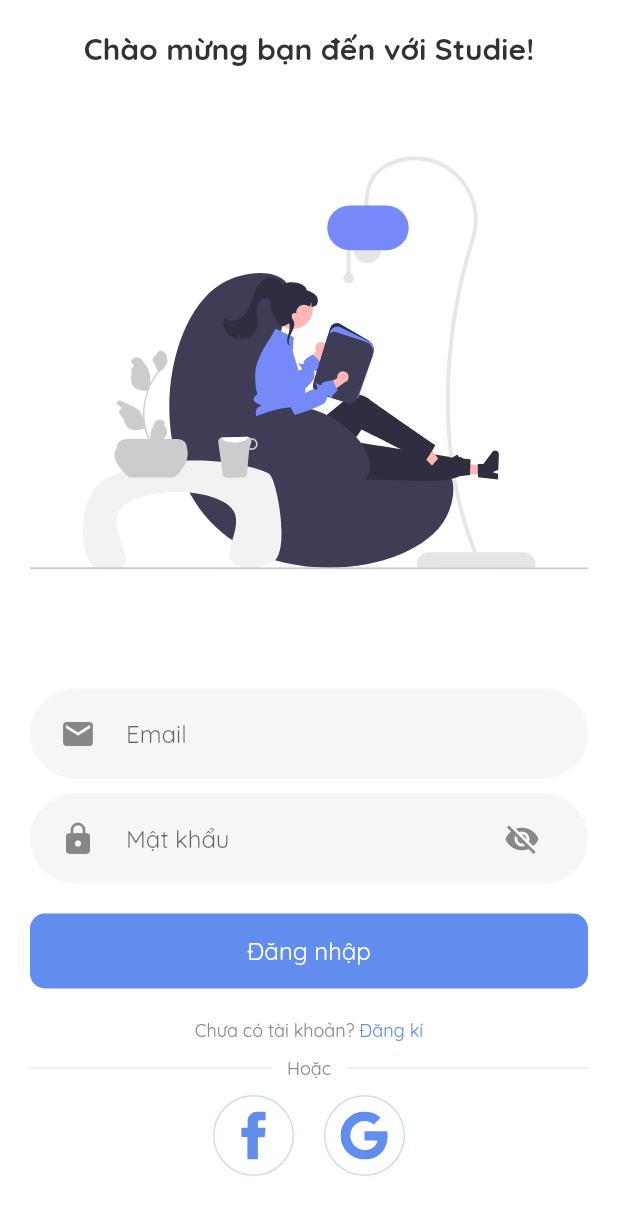
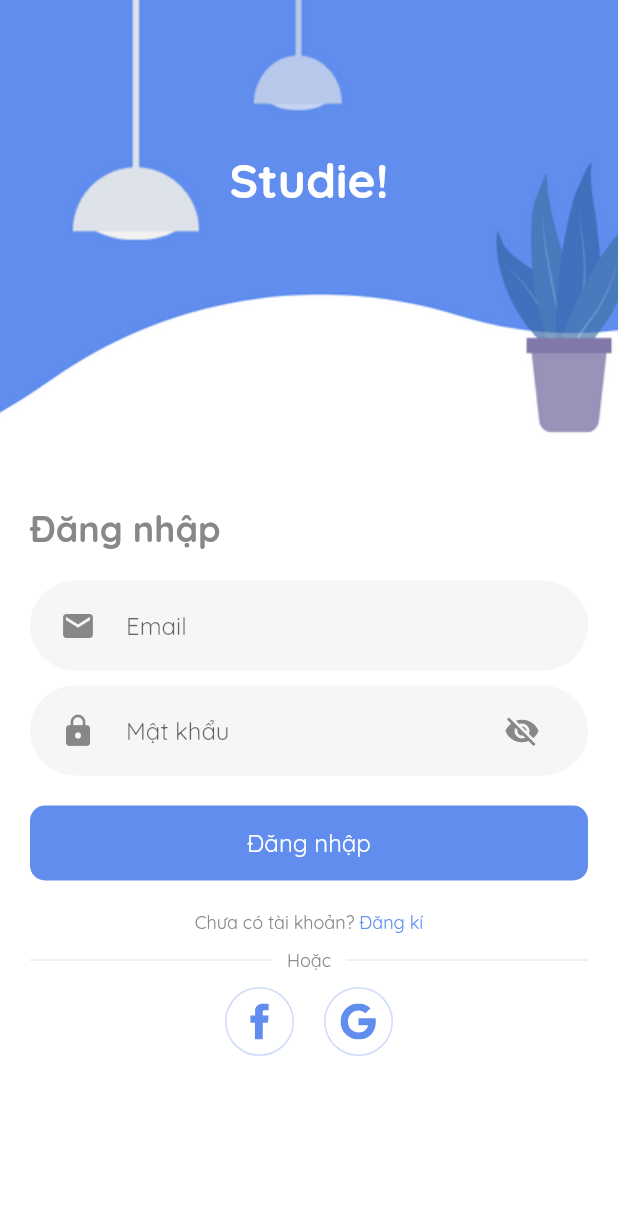
Before and after one commit to tadyuh76/studie, a Flutter app: the screen it shows after launch, on a phone screen of 412 x 824 dp. Shown: the top 1215 px of the screen. Run offline on Flutter 3.47's test engine with Material 2 defaults, Android fonts, the phone set to English and light mode, and no system bars; our stand-ins replace cloud_firestore, firebase_auth, firebase_core, flutter_riverpod, flutter_svg, percent_indicator; accounts and stored records are empty.

Commit message:
responsive fixed

```diff
--- a/lib/screens/create_room_screen/create_room_screen.dart
+++ b/lib/screens/create_room_screen/create_room_screen.dart
@@ -85,9 +85,11 @@
         type: StepperType.horizontal,
         onStepContinue: () {
           if (_currentStep < 2) setState(() => _currentStep++);
+          FocusManager.instance.primaryFocus?.unfocus();
         },
         onStepCancel: () {
           if (_currentStep > 0) setState(() => _currentStep--);
+          FocusManager.instance.primaryFocus?.unfocus();
         },
         controlsBuilder: (context, details) => Padding(
           padding: const EdgeInsets.symmetric(vertical: kDefaultPadding),
--- a/lib/screens/home_screen/widgets/custom_drawer.dart
+++ b/lib/screens/home_screen/widgets/custom_drawer.dart
@@ -1,14 +1,14 @@
+import 'package:firebase_auth/firebase_auth.dart';
 import 'package:flutter/material.dart';
 import 'package:flutter_svg/svg.dart';
 import 'package:studie/constants/breakpoints.dart';
 import 'package:studie/constants/colors.dart';
-import 'package:studie/services/auth_methods.dart';
 
 class CustomDrawer extends StatelessWidget {
   const CustomDrawer({super.key});
 
-  void onLogOut(BuildContext context) async {
-    await AuthMethods().signOut();
+  void onLogOut(BuildContext context) {
+    FirebaseAuth.instance.signOut();
   }
 
   @override
--- a/lib/screens/sign_in_screen/sign_in_screen.dart
+++ b/lib/screens/sign_in_screen/sign_in_screen.dart
@@ -1,10 +1,9 @@
 import 'package:firebase_auth/firebase_auth.dart';
 import 'package:flutter/material.dart';
-import 'package:flutter_svg/svg.dart';
 import 'package:studie/constants/breakpoints.dart';
 import 'package:studie/constants/colors.dart';
 import 'package:studie/screens/sign_in_screen/widgets/login_button.dart';
-import 'package:studie/services/auth_methods.dart';
+import 'package:studie/services/db_methods.dart';
 import 'package:studie/widgets/custom_text_button.dart';
 import 'package:studie/widgets/custom_text_field.dart';
 
@@ -22,14 +21,38 @@
   final _emailController = TextEditingController();
   final _passwordController = TextEditingController();
 
-  void onSubmit(BuildContext context) async {
+  Future<void> onSubmit() async {
+    if (_emailController.text.isEmpty || _passwordController.text.isEmpty) {
+      return;
+    }
+
     setState(() => _isSigningIn = true);
+    try {
       await FirebaseAuth.instance.signInWithEmailAndPassword(
         email: _emailController.text,
         password: _passwordController.text,
       );
+    } catch (e) {
+      print('error signing in: $e');
+    }
+    setState(() => _isSigningIn = false);
+  }
 
-    setState(() => _isSigningIn = false);
+  Future<void> onSignUp() async {
+    if (_emailController.text.isEmpty || _passwordController.text.isEmpty) {
+      return;
+    }
+
+    try {
+      final cred = await FirebaseAuth.instance.createUserWithEmailAndPassword(
+        email: _emailController.text,
+        password: _passwordController.text,
+      );
+      if (cred.user == null) return;
+      await DBMethods().addUserToDB(cred.user!);
+    } catch (e) {
+      print('error signing up: $e');
+    }
   }
 
   @override
@@ -41,23 +64,50 @@
 
   @override
   Widget build(BuildContext context) {
+    final size = MediaQuery.of(context).size;
+    final isLongDevice = size.height >= 2 * size.width;
+
     return Scaffold(
-      body: Padding(
+      body: SafeArea(
+        child: SingleChildScrollView(
+          child: Stack(
+            children: [
+              Align(
+                alignment: Alignment.topCenter,
+                child: Image.asset(
+                  'assets/images/login.png',
+                  fit: BoxFit.cover,
+                  width: double.infinity,
+                  height: 320,
+                ),
+              ),
+              const Positioned(
+                top: 100,
+                left: 0,
+                right: 0,
+                child: Text(
+                  'Studie!',
+                  textAlign: TextAlign.center,
+                  style: TextStyle(
+                    color: kWhite,
+                    fontWeight: FontWeight.bold,
+                    fontSize: 32,
+                  ),
+                ),
+              ),
+              Container(
+                height: size.height,
                 padding: const EdgeInsets.all(kDefaultPadding),
                 child: Column(
+                  mainAxisAlignment: MainAxisAlignment.end,
+                  crossAxisAlignment: CrossAxisAlignment.start,
                   children: [
                     const Text(
-              'Chào mừng bạn đến với Studie!',
+                      'Đăng nhập',
                       style: TextStyle(
-                color: kTextColor,
                         fontWeight: FontWeight.bold,
-                fontSize: 20,
-              ),
-            ),
-            Expanded(
-              child: SvgPicture.asset(
-                'assets/svgs/studying.svg',
-                fit: BoxFit.contain,
+                        color: kDarkGrey,
+                        fontSize: 24,
                       ),
                     ),
                     const SizedBox(height: kDefaultPadding),
@@ -74,11 +124,12 @@
                       controller: _passwordController,
                       inputType: TextInputType.text,
                       toggleVisible: true,
+                      onEnter: onSubmit,
                     ),
                     const SizedBox(height: kDefaultPadding),
                     CustomTextButton(
                       text: 'Đăng nhập',
-              onTap: () => onSubmit(context),
+                      onTap: onSubmit,
                       primary: true,
                       loading: _isSigningIn,
                       disabled: _isSigningIn,
@@ -96,10 +147,7 @@
                           ),
                         ),
                         GestureDetector(
-                  onTap: () => AuthMethods().signUp(
-                    email: _emailController.text,
-                    password: _passwordController.text,
-                  ),
+                          onTap: onSignUp,
                           child: const Text(
                             'Đăng kí',
                             style: TextStyle(
@@ -114,7 +162,8 @@
                     Row(children: const [
                       Expanded(child: Divider()),
                       Padding(
-                padding: EdgeInsets.symmetric(horizontal: kMediumPadding),
+                        padding:
+                            EdgeInsets.symmetric(horizontal: kMediumPadding),
                         child: Text(
                           "Hoặc",
                           style: TextStyle(fontSize: 12, color: kDarkGrey),
@@ -131,8 +180,12 @@
                         LoginButton(iconName: 'google', onTap: () {}),
                       ],
                     ),
-            const SizedBox(height: kDefaultPadding),
+                    if (isLongDevice) const SizedBox(height: 100),
                   ],
+                ),
+              ),
+            ],
+          ),
         ),
       ),
     );
--- a/lib/screens/sign_in_screen/widgets/login_button.dart
+++ b/lib/screens/sign_in_screen/widgets/login_button.dart
@@ -25,8 +25,8 @@
         child: SvgPicture.asset(
           'assets/icons/$iconName.svg',
           color: kPrimaryColor,
-          width: 32,
-          height: 32,
+          width: 24,
+          height: 24,
         ),
       ),
     );
--- a/lib/widgets/custom_text_field.dart
+++ b/lib/widgets/custom_text_field.dart
@@ -8,13 +8,15 @@
   final TextInputType inputType;
   final bool toggleVisible;
   final IconData iconData;
+  final VoidCallback? onEnter;
   const CustomTextField({
     super.key,
     required this.hintText,
     required this.controller,
     required this.inputType,
+    required this.iconData,
     this.toggleVisible = false,
-    required this.iconData,
+    this.onEnter,
   });
 
   @override
@@ -27,6 +29,8 @@
   @override
   Widget build(BuildContext context) {
     return TextFormField(
+      onFieldSubmitted:
+          widget.onEnter != null ? (val) => widget.onEnter?.call() : (val) {},
       controller: widget.controller,
       obscureText: widget.toggleVisible && !_passwordVisible,
       autocorrect: false,
```
Also changed, not shown: lib/services/auth_methods.dart (+6 -11 lines), lib/services/db_methods.dart (+4 -4 lines), assets/images/login.png (added), 1 other file. Lines whose indentation alone changed are shown as unchanged.
